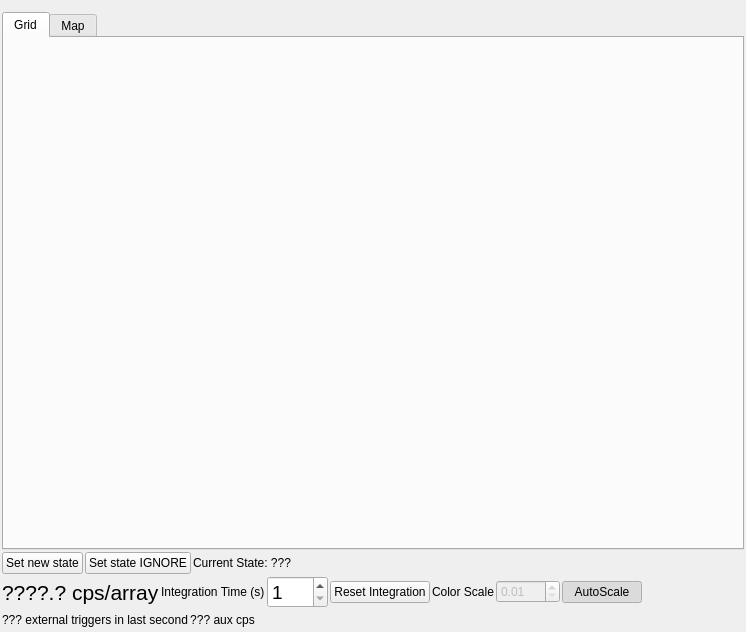
Qt form dastardcommander/ui/observe.ui (usnistgov/dastardcommander) before a commit.
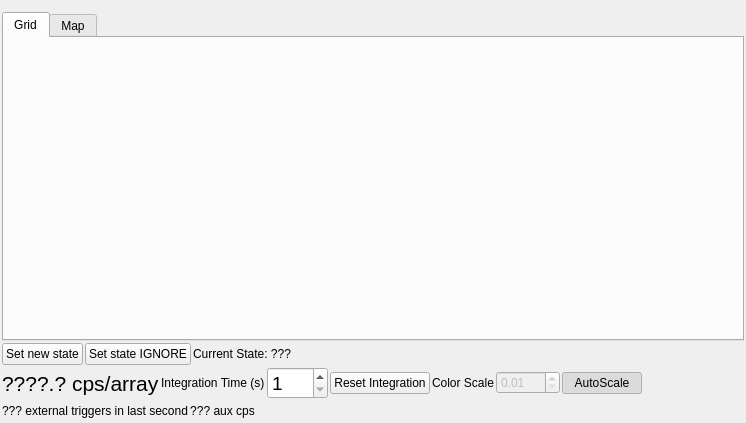
The same form after that commit.

Commit message: Improve (?) GUI design slightly

What changed in the file:
```diff
--- a/dastardcommander/ui/observe.ui
+++ b/dastardcommander/ui/observe.ui
@@ -7,7 +7,7 @@
     <x>0</x>
     <y>0</y>
     <width>746</width>
-    <height>632</height>
+    <height>423</height>
    </rect>
   </property>
   <property name="windowTitle">
```
The commit also changes 3 other files.
